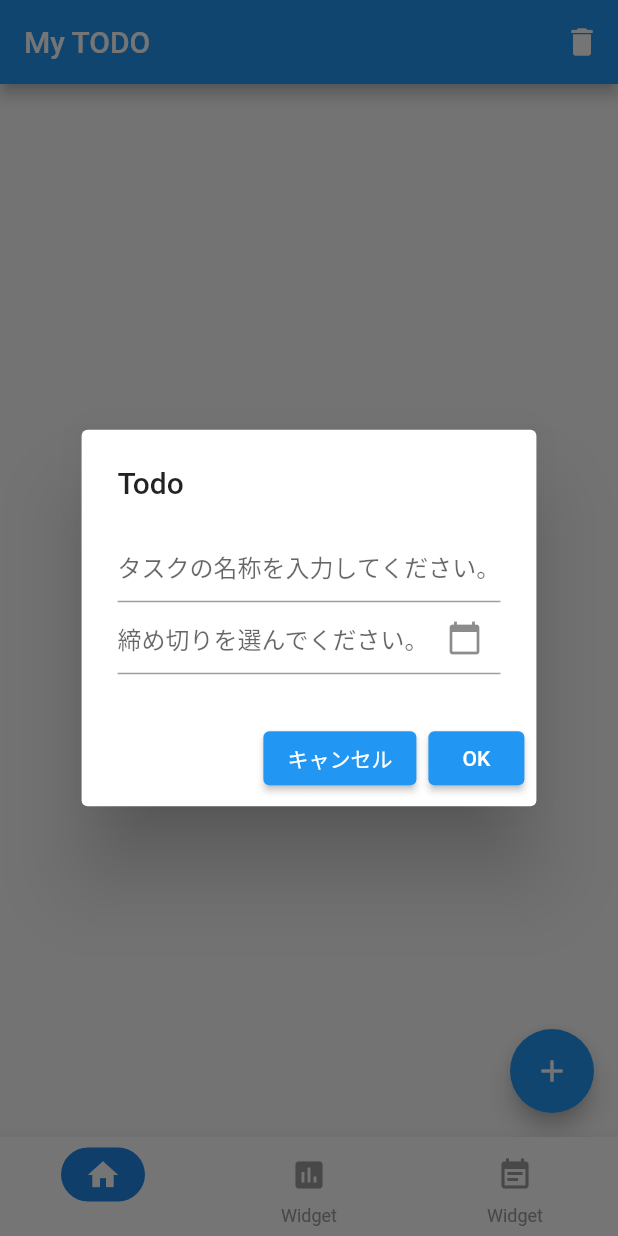
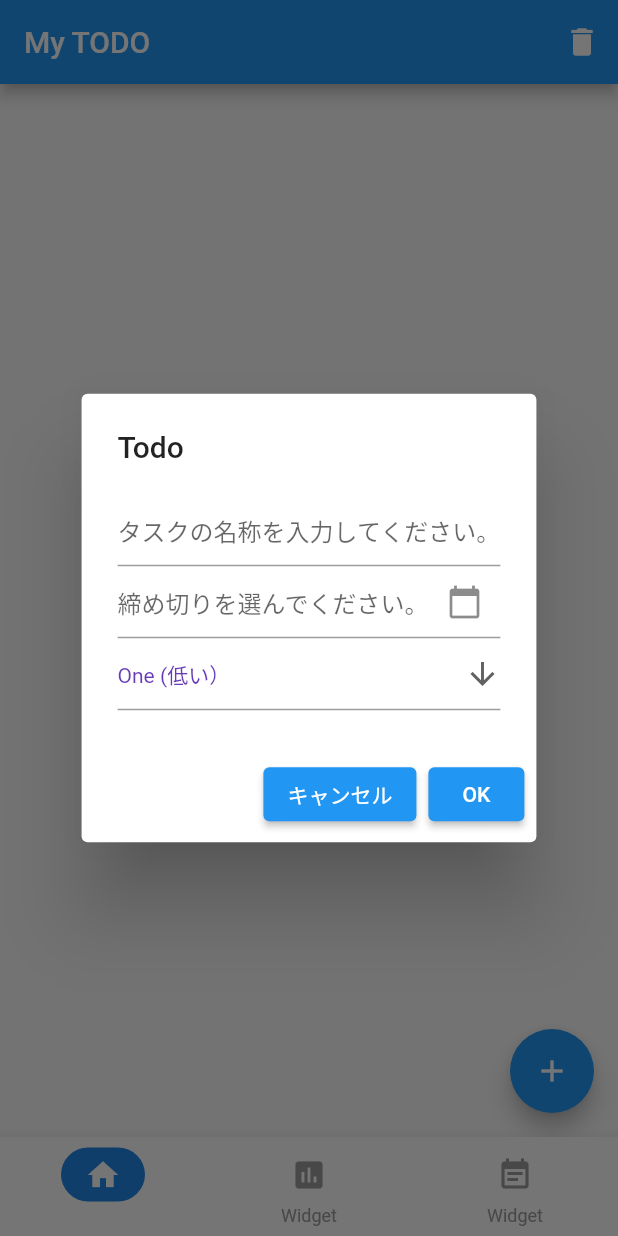
Before and after one commit to GordonShinozaki/todo-flutter, a Flutter app: the screen it shows after launch, after a tap on the "add" icon, on a phone screen of 412 x 824 dp. Run offline on Flutter 3.47's test engine with Material 2 defaults, Android fonts, the phone set to English and light mode, and no system bars; our stand-ins replace flutter_datetime_picker, shared_preferences.

Commit message:
feat: implement priority

```diff
--- a/lib/screens/home_screen.dart
+++ b/lib/screens/home_screen.dart
@@ -41,8 +41,10 @@ class _MyHomePageState extends State<MyHomePage> {
       var mapObj = jsonDecode(jsonStr);
       var title = mapObj['title']; //this is the cardtitle
       var date = mapObj['date']; // i want a due date
+      var priority = mapObj['priority'];
       var state = mapObj['state']; //this is the card done state
-      cards.add(TodoCardWidget(label: title, date: date, state: state));
+      cards.add(TodoCardWidget(
+          label: title, date: date, priority: priority, state: state));
     }
     return cards;
   }
@@ -98,12 +100,17 @@ class _MyHomePageState extends State<MyHomePage> {
           var data = await _showTextInputDialog(context);
           var label = data[0];
           var date = data[1];
-          if (label != null) {
+          var priority = data[2];
+          if (label != null && date != null && priority != null) {
             SharedPreferences prefs = await SharedPreferences.getInstance();
             var todo = prefs.getStringList("todo") ?? [];
-
             // 辞書型オブジェクトを生成し、JSON形式の文字列に変換して保存
-            var mapObj = {"title": label, "date": date, "state": false};
+            var mapObj = {
+              "title": label,
+              "date": date,
+              "state": false,
+              "priority": priority
+            };
             var jsonStr = jsonEncode(mapObj);
             todo.add(jsonStr);
             await prefs.setStringList("todo", todo);
@@ -118,7 +125,7 @@ class _MyHomePageState extends State<MyHomePage> {
 
   Future<List<String?>> _showTextInputDialog(BuildContext context) async {
     final List<TextEditingController> _textFieldControllers =
-        List.generate(5, (i) => TextEditingController());
+        List.generate(3, (i) => TextEditingController());
     return await showDialog(
         context: context,
         builder: (context) {
@@ -135,21 +142,42 @@ class _MyHomePageState extends State<MyHomePage> {
                 ),
                 TextField(
                   controller: _textFieldControllers[1],
-                  decoration: InputDecoration(hintText: "締め切りを選んでください。",
+                  decoration: InputDecoration(
+                      hintText: "締め切りを選んでください。",
                       suffixIcon: IconButton(
                           onPressed: () {
                             DatePicker.showDatePicker(context,
                                 showTitleActions: true,
                                 minTime: DateTime(2022, 1, 1),
-                          maxTime: DateTime(2030, 6, 7), onConfirm: (date) {
+                                maxTime: DateTime(2030, 6, 7),
+                                onConfirm: (date) {
                               _textFieldControllers[1].text =
                                   formatDate(date).toString();
-                      }, currentTime: DateTime.now(), locale: LocaleType.jp);
                             },
-                    icon: Icon(IconData(0xe122, fontFamily: 'MaterialIcons'))
-                )),
+                                currentTime: DateTime.now(),
+                                locale: LocaleType.jp);
+                          },
+                          icon: Icon(
+                              IconData(0xe122, fontFamily: 'MaterialIcons')))),
                 ),
-
+                DropdownButtonFormField<String>(
+                  value: 'One (低い）',
+                  icon: const Icon(Icons.arrow_downward),
+                  elevation: 16,
+                  style: const TextStyle(color: Colors.deepPurple),
+                  onChanged: (String? newValue) {
+                    setState(() {
+                      _textFieldControllers[2].text = newValue!;
+                    });
+                  },
+                  items: <String>['One (低い）', 'Two', 'Three（高い）']
+                      .map<DropdownMenuItem<String>>((String value) {
+                    return DropdownMenuItem<String>(
+                      value: value,
+                      child: Text(value),
+                    );
+                  }).toList(),
+                )
               ],
             ),
             actions: <Widget>[
@@ -161,7 +189,8 @@ class _MyHomePageState extends State<MyHomePage> {
                 child: const Text('OK'),
                 onPressed: () => Navigator.pop(context, [
                   _textFieldControllers[0].text,
-                  _textFieldControllers[1].text
+                  _textFieldControllers[1].text,
+                  _textFieldControllers[2].text,
                 ]),
               ),
             ],
@@ -175,6 +204,7 @@ class TodoCardWidget extends StatefulWidget {
   String label;
   // 真偽値（Boolen）型のstateを外部からアクセスできるように修正
   String date;
+  String priority;
   var state = false;
 
   TodoCardWidget({
@@ -182,6 +212,7 @@ class TodoCardWidget extends StatefulWidget {
     required this.label,
     required this.state,
     required this.date,
+    required this.priority,
   }) : super(key: key);
 
   @override
@@ -229,10 +260,12 @@ class _TodoCardWidgetState extends State<TodoCardWidget> {
                       var data = await _showEditInputDialog(context);
                       var label = data[0];
                       var date = data[1];
+                      var priority = data[2];
                       if (label != null && date != null) {
                         // 辞書型オブジェクトを生成し、JSON形式の文字列に変換して保存
                         widget.label = label;
                         widget.date = date.toString();
+                        widget.priority = priority!;
                         setState(() {});
                       } else {
                         throw ("Null input");
@@ -248,7 +281,11 @@ class _TodoCardWidgetState extends State<TodoCardWidget> {
                   textAlign: TextAlign.center,
                 ),
                 Spacer(),
-                Chip(backgroundColor: Colors.blue, label: const Text('high')),
+                Chip(
+                    backgroundColor: (widget.priority == 'Three（高い）')
+                        ? Colors.red
+                        : Colors.blue,
+                    label: Text(widget.priority)),
               ],
             ),
           ],
@@ -260,6 +297,8 @@ class _TodoCardWidgetState extends State<TodoCardWidget> {
   Future<List<String?>> _showEditInputDialog(BuildContext context) async {
     final List<TextEditingController> _textFieldControllers =
         List.generate(5, (i) => TextEditingController());
+    _textFieldControllers[0].text = widget.label;
+    _textFieldControllers[1].text = widget.date;
     return await showDialog(
         context: context,
         builder: (context) {
@@ -276,20 +315,42 @@ class _TodoCardWidgetState extends State<TodoCardWidget> {
                 ),
                 TextField(
                   controller: _textFieldControllers[1],
-                  decoration: InputDecoration(hintText: "締め切りを選更新してください。",
+                  decoration: InputDecoration(
+                      hintText: "締め切りを選更新してください。",
                       suffixIcon: IconButton(
                           onPressed: () {
                             DatePicker.showDatePicker(context,
                                 showTitleActions: true,
                                 minTime: DateTime(2022, 1, 1),
-                          maxTime: DateTime(2030, 6, 7), onConfirm: (date) {
+                                maxTime: DateTime(2030, 6, 7),
+                                onConfirm: (date) {
                               _textFieldControllers[1].text =
                                   formatDate(date).toString();
-                      }, currentTime: DateTime.now(), locale: LocaleType.jp);
                             },
-                    icon: Icon(IconData(0xe122, fontFamily: 'MaterialIcons'))
-                )),
+                                currentTime: DateTime.now(),
+                                locale: LocaleType.jp);
+                          },
+                          icon: Icon(
+                              IconData(0xe122, fontFamily: 'MaterialIcons')))),
                 ),
+                DropdownButtonFormField<String>(
+                  value: 'One (低い）',
+                  icon: const Icon(Icons.arrow_downward),
+                  elevation: 16,
+                  style: const TextStyle(color: Colors.deepPurple),
+                  onChanged: (String? newValue) {
+                    setState(() {
+                      _textFieldControllers[2].text = newValue!;
+                    });
+                  },
+                  items: <String>['One (低い）', 'Two', 'Three（高い）']
+                      .map<DropdownMenuItem<String>>((String value) {
+                    return DropdownMenuItem<String>(
+                      value: value,
+                      child: Text(value),
+                    );
+                  }).toList(),
+                )
               ],
             ),
             actions: <Widget>[
@@ -301,7 +362,8 @@ class _TodoCardWidgetState extends State<TodoCardWidget> {
                 child: const Text('OK'),
                 onPressed: () => Navigator.pop(context, [
                   _textFieldControllers[0].text,
-                  _textFieldControllers[1].text
+                  _textFieldControllers[1].text,
+                  _textFieldControllers[2].text,
                 ]),
               ),
             ],
```
Lines whose indentation alone changed are shown as unchanged.
